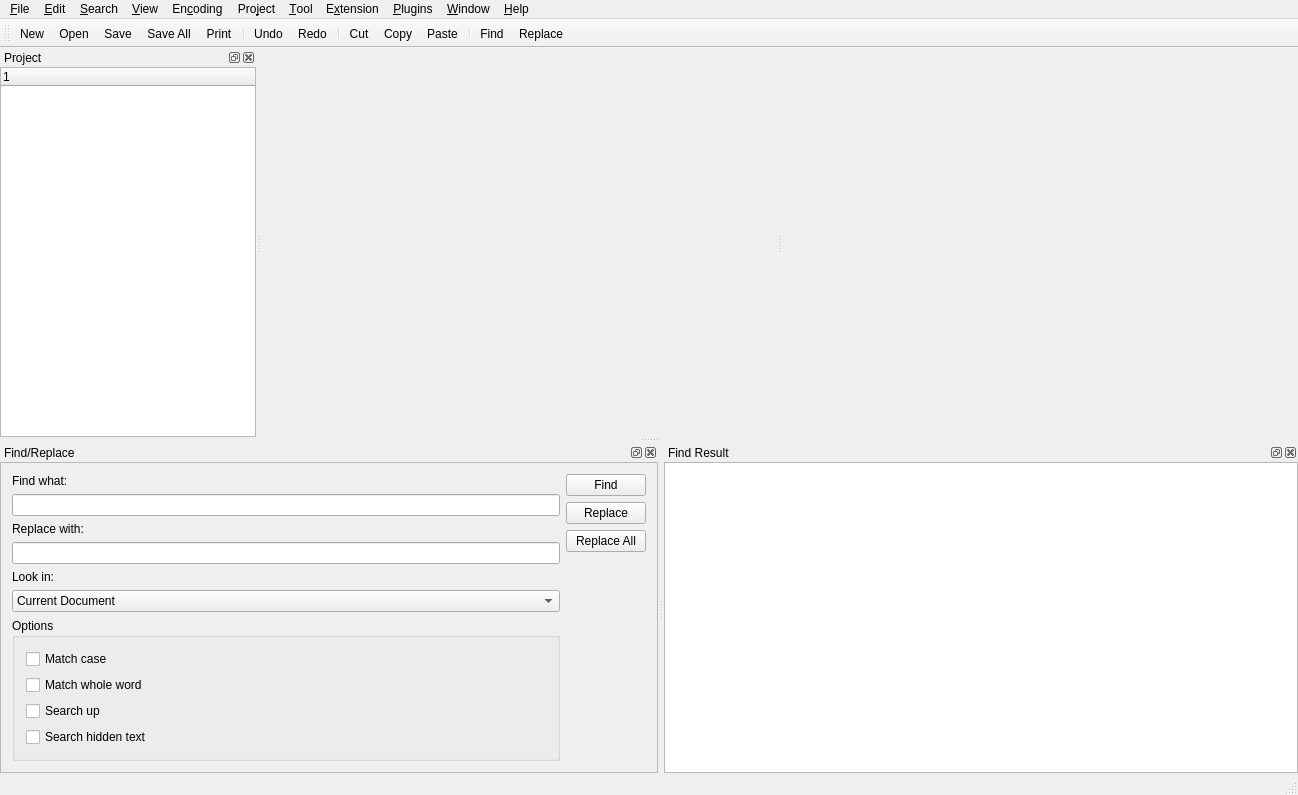
First picture: the form in src/ainesmile/mainwindow.ui, repository missdeer/ainesmile, before the edit.
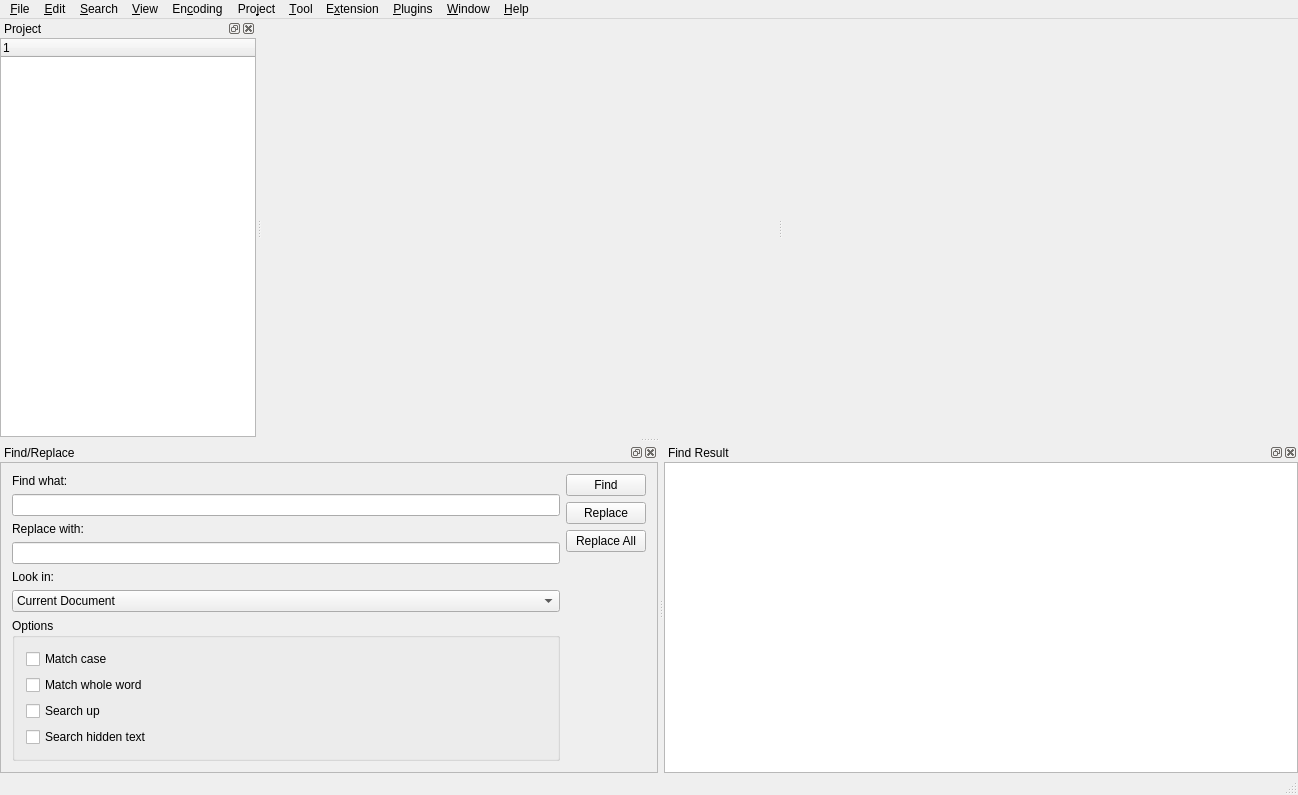
Second picture: the form after the edit. Icons and pictures are not drawn. Custom widgets are drawn as their Qt base class.

Commit message: (-)remove toolbar;(*)hide dock panes by default

The edit to the form file:
```diff
--- a/src/ainesmile/mainwindow.ui
+++ b/src/ainesmile/mainwindow.ui
@@ -507,32 +507,6 @@
    <addaction name="menuWindow"/>
    <addaction name="menuHelp"/>
   </widget>
-  <widget class="QToolBar" name="standardToolBar">
-   <property name="windowTitle">
-    <string>Standard</string>
-   </property>
-   <attribute name="toolBarArea">
-    <enum>TopToolBarArea</enum>
-   </attribute>
-   <attribute name="toolBarBreak">
-    <bool>false</bool>
-   </attribute>
-   <addaction name="actionNewFile"/>
-   <addaction name="actionOpenFile"/>
-   <addaction name="actionSaveFile"/>
-   <addaction name="actionSaveAll"/>
-   <addaction name="actionPrint"/>
-   <addaction name="separator"/>
-   <addaction name="actionUndo"/>
-   <addaction name="actionRedo"/>
-   <addaction name="separator"/>
-   <addaction name="actionCut"/>
-   <addaction name="actionCopy"/>
-   <addaction name="actionPaste"/>
-   <addaction name="separator"/>
-   <addaction name="actionFind"/>
-   <addaction name="actionReplace"/>
-  </widget>
   <widget class="QStatusBar" name="statusBar"/>
   <widget class="QDockWidget" name="dockProject">
    <property name="windowTitle">
```
Left out of the diff: 11 changed lines with no effect on the pictures. The commit also changes 1 other file.
